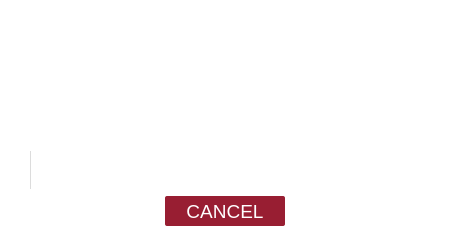
Qt form client/dialogs/MobileProgress.ui (open-eid/DigiDoc4-Client) before a commit.
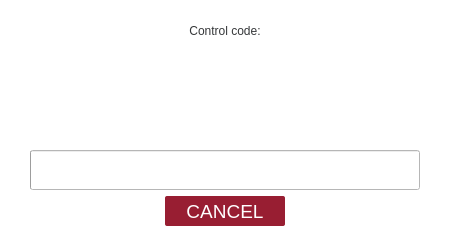
The same form after that commit.

Commit message:
Adjust accessibility texts (#864)
IB-6612

```diff
--- a/client/dialogs/MobileProgress.ui
+++ b/client/dialogs/MobileProgress.ui
@@ -20,8 +20,7 @@
    </size>
   </property>
   <property name="styleSheet">
-   <string notr="true">border-radius: 2px;
-background-color: #FFFFFF;</string>
+   <string notr="true">background-color: #FFFFFF;</string>
   </property>
   <layout class="QVBoxLayout" name="MobileProgressLayout" stretch="0,1,0,0,0">
    <property name="spacing">
@@ -45,12 +44,10 @@
       <enum>Qt::TabFocus</enum>
      </property>
      <property name="styleSheet">
-      <string notr="true">color: #353739;
-line-height: 15px;
-border: none;</string>
+      <string notr="true">color: #353739;</string>
      </property>
      <property name="text">
-      <string/>
+      <string>Control code:</string>
      </property>
      <property name="alignment">
       <set>Qt::AlignCenter</set>
```
Left out of the diff: 14 changed lines with no effect on the pictures. The commit also changes 2 other files.
